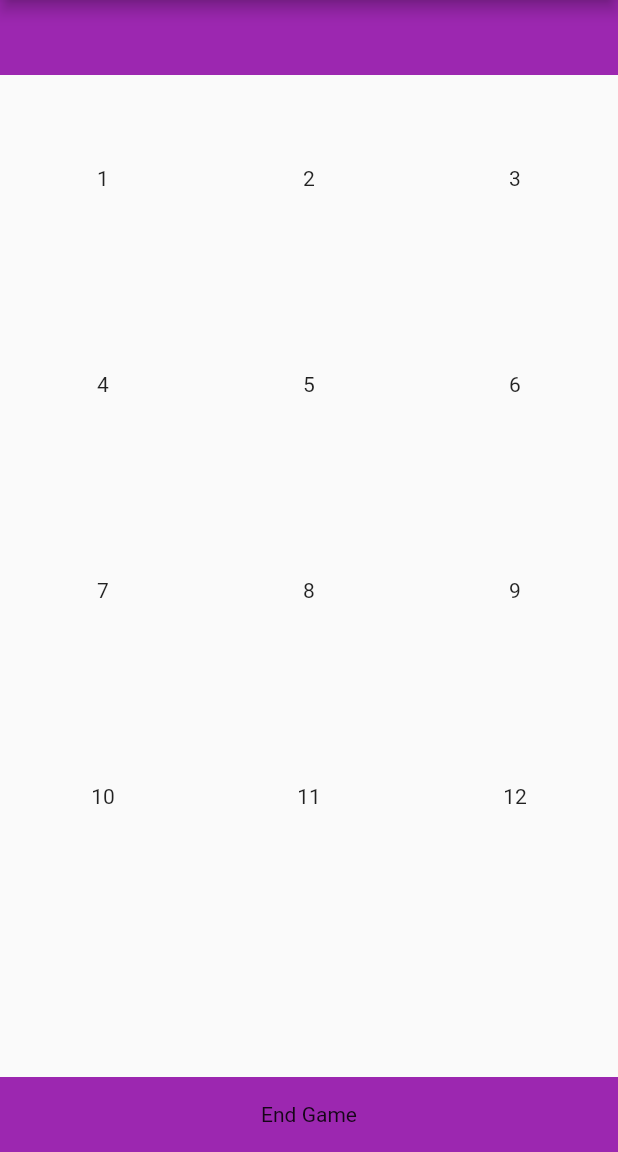
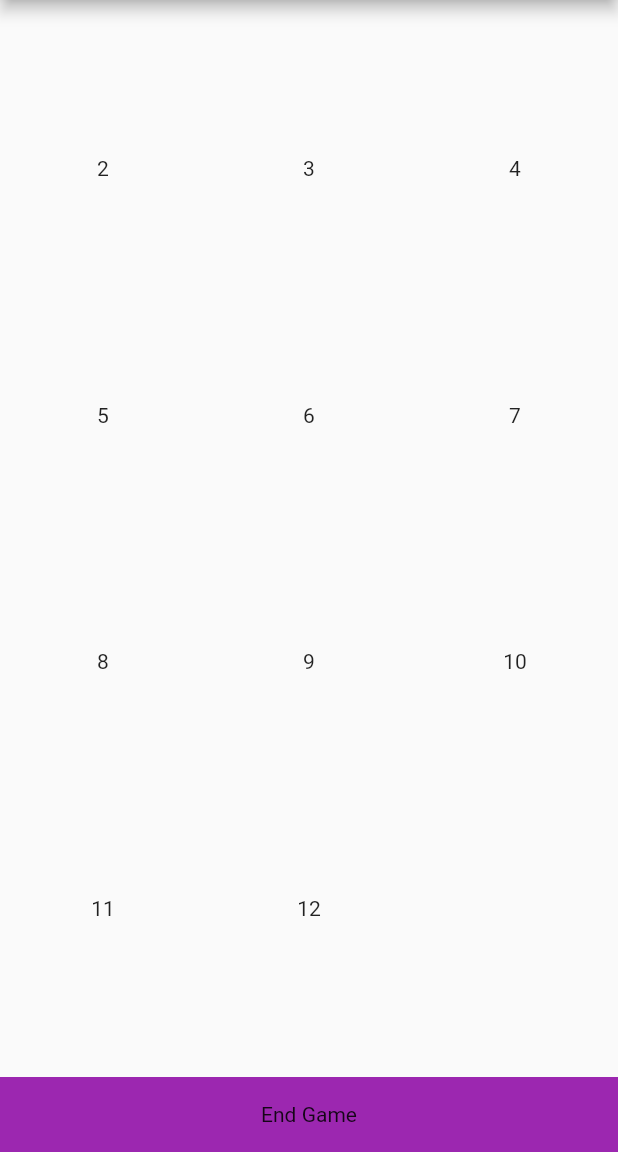
Before and after one commit to Hahnstrong/diceodds, a Flutter app: the screen it shows after launch, on a phone screen of 412 x 824 dp, the part 84-1236 px from its top. Run offline on Flutter 3.47's test engine with Material 2 defaults, Android fonts, the phone set to English and light mode, and no system bars.

Commit message:
file structure setup

```diff
--- /dev/null
+++ b/diceodds/lib/home_screen/home_screen.dart
@@ -0,0 +1,50 @@
+// ignore_for_file: prefer_const_constructors
+import 'package:flutter/material.dart';
+import 'home_screen_components.dart';
+
+class HomeScreen extends StatefulWidget {
+  const HomeScreen({Key? key, required this.title}) : super(key: key);
+  final String title;
+
+  @override
+  State<HomeScreen> createState() => HomeScreenState();
+}
+
+class HomeScreenState extends State<HomeScreen> {
+  var homeComponents = HomeScreenComponents();
+
+  bool isGameEnded = false;
+  List<int> firstAndLastNumber = [2, 12];
+  List<int> rolledNumbers = [];
+
+  void rollTapped(int roll) {
+    setState(() {
+      rolledNumbers.add(roll);
+    });
+  }
+
+  void endGameTapped() {
+    setState(() {
+      isGameEnded = !isGameEnded;
+    });
+  }
+
+  @override
+  Widget build(BuildContext context) {
+    return Scaffold(
+      appBar: AppBar(
+        title: Text(widget.title),
+      ),
+      body: Column(
+        children: [
+          SizedBox(height: 30),
+          isGameEnded
+              ? homeComponents.endOfGameView(this)
+              : homeComponents.diceView(this),
+          SizedBox(height: 30),
+          homeComponents.endGameButton(this),
+        ],
+      ),
+    );
+  }
+}
--- /dev/null
+++ b/diceodds/lib/home_screen/home_screen_components.dart
@@ -0,0 +1,85 @@
+// ignore_for_file: prefer_const_constructors
+import 'package:flutter/material.dart';
+import 'home_screen.dart';
+
+class HomeScreenComponents {
+  Widget diceView(HomeScreenState state) {
+    return Expanded(
+      child: Column(
+        children: [
+          rowOfNumbers(state, state.firstAndLastNumber.first),
+          rowOfNumbers(state, state.firstAndLastNumber.first + 3),
+          rowOfNumbers(state, state.firstAndLastNumber.first + 6),
+          rowOfNumbers(state, state.firstAndLastNumber.first + 9),
+        ],
+      ),
+    );
+  }
+
+  Widget endOfGameView(HomeScreenState state) {
+    List<int> rollPossibilities = [];
+
+    int eachPossibility = state.firstAndLastNumber.first;
+    while (eachPossibility <= state.firstAndLastNumber.last) {
+      rollPossibilities.add(eachPossibility);
+      eachPossibility++;
+    }
+
+    return Expanded(
+        child: Column(
+      children:
+          rollPossibilities.map((e) => quantityOfRolls(state, e)).toList(),
+    ));
+  }
+
+  Widget rowOfNumbers(HomeScreenState state, int startingNumber) {
+    return Expanded(
+        child: Row(
+      children: [
+        number(state, startingNumber),
+        number(state, startingNumber + 1),
+        number(state, startingNumber + 2),
+      ],
+    ));
+  }
+
+  Widget number(HomeScreenState state, int roll) {
+    bool emptyNumber = roll > state.firstAndLastNumber.last;
+
+    return Expanded(
+      child: InkWell(
+        onTap: () {
+          emptyNumber ? () {} : state.rollTapped(roll);
+        },
+        child: Center(
+          child: Text(
+            emptyNumber ? '' : '$roll',
+          ),
+        ),
+      ),
+    );
+  }
+
+  Widget quantityOfRolls(HomeScreenState state, int roll) {
+    return Expanded(
+      child: Text(
+          '$roll: ${(state.rolledNumbers.where((element) => element == roll)).length}'),
+    );
+  }
+
+  Widget endGameButton(HomeScreenState state) {
+    return InkWell(
+      onTap: state.endGameTapped,
+      child: Container(
+        height: 50,
+        width: double.infinity,
+        color: Colors.purple,
+        child: Center(
+          child: Text(
+            'End Game',
+          ),
+        ),
+      ),
+    );
+  }
+}
--- /dev/null
+++ b/diceodds/lib/home_screen/home_screen_styles.dart
@@ -0,0 +1 @@
+class HomeScreenStyles {}
--- a/diceodds/lib/main.dart
+++ b/diceodds/lib/main.dart
@@ -1,5 +1,6 @@
 // ignore_for_file: prefer_const_constructors
 import 'package:flutter/material.dart';
+import 'home_screen/home_screen.dart';
 
 void main() {
   runApp(const DiceOdds());
@@ -15,86 +16,7 @@ class DiceOdds extends StatelessWidget {
       theme: ThemeData(
         primarySwatch: Colors.blue,
       ),
-      home: const HomeScreen(title: 'Dice Odds'),
+      home: HomeScreen(title: 'Dice Odds'),
     );
   }
 }
-
-class HomeScreen extends StatefulWidget {
-  const HomeScreen({Key? key, required this.title}) : super(key: key);
-  final String title;
-
-  @override
-  State<HomeScreen> createState() => _HomeScreenState();
-}
-
-class _HomeScreenState extends State<HomeScreen> {
-  List<int> rolledNumbers = [];
-
-  void _incrementCounter(int roll) {
-    setState(() {
-      rolledNumbers.add(roll);
-    });
-  }
-
-  void _endGameTapped() {
-    print('tapped');
-  }
-
-  @override
-  Widget build(BuildContext context) {
-    return Scaffold(
-      appBar: AppBar(
-        title: Text(widget.title),
-      ),
-      body: Column(
-        children: [
-          Container(
-            height: 50,
-            width: double.infinity,
-            color: Colors.purple,
-            child: Center(
-              child: SingleChildScrollView(
-                scrollDirection: Axis.horizontal,
-                child: Text(
-                  '    ${rolledNumbers.join(', ')}    ',
-                ),
-              ),
-            ),
-          ),
-          Expanded(
-            child: GridView.count(
-              shrinkWrap: true,
-              crossAxisCount: 3,
-              children: List.generate(12, (index) {
-                return InkWell(
-                  onTap: () {
-                    _incrementCounter(index + 1);
-                  },
-                  child: Center(
-                    child: Text(
-                      '${index + 1}',
-                    ),
-                  ),
-                );
-              }),
-            ),
-          ),
-          InkWell(
-            onTap: _endGameTapped,
-            child: Container(
-              height: 50,
-              width: double.infinity,
-              color: Colors.purple,
-              child: Center(
-                child: Text(
-                  'End Game',
-                ),
-              ),
-            ),
-          ),
-        ],
-      ),
-    );
-  }
-}
```
